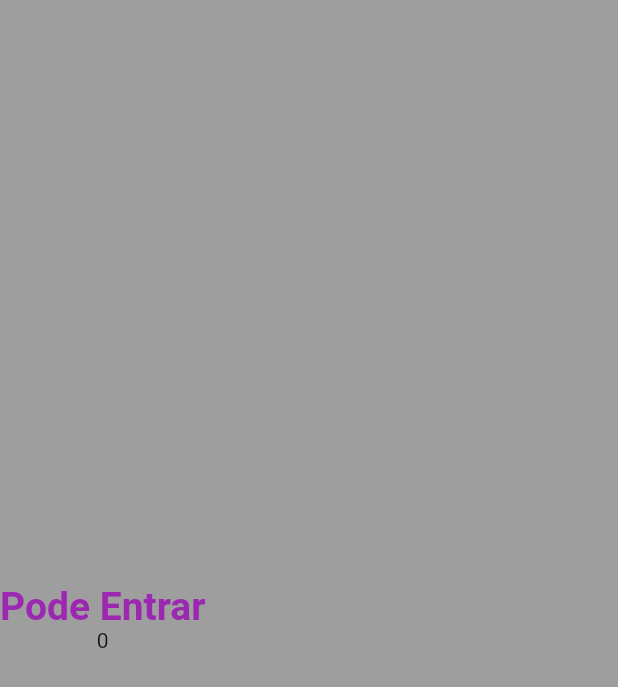
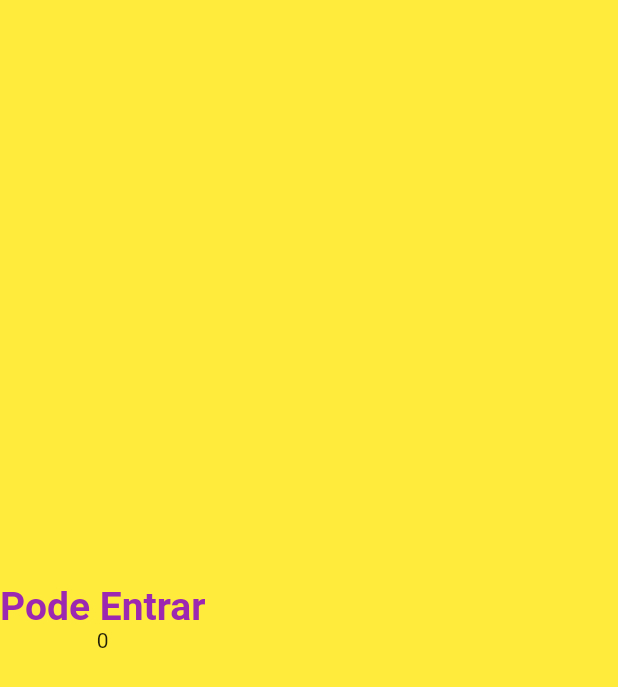
Before and after one commit to israelemanuel/StudioProjects, a Flutter app: the screen it shows after launch, on a phone screen of 412 x 824 dp. Shown: the top 687 px of the screen. Run offline on Flutter 3.47's test engine with Material 2 defaults, Android fonts, the phone set to English and light mode, and no system bars.

Commit message:
alteração do background

```diff
--- a/counter/lib/main.dart
+++ b/counter/lib/main.dart
@@ -21,7 +21,7 @@ class HomePage extends StatelessWidget {
   @override
   Widget build(BuildContext context) {
     return Scaffold(
-      backgroundColor: Colors.grey,
+      backgroundColor: Colors.yellow,
       body: Column(
         mainAxisAlignment: MainAxisAlignment.center,
         children: const [
```
